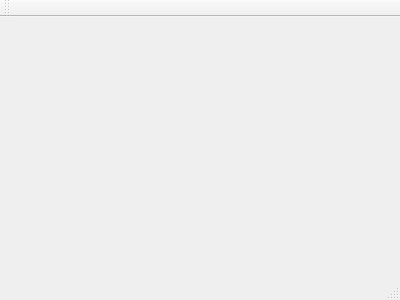
First picture: the form in mainwindow.ui, repository zsmfashi/NSIR-18.10.23, before the edit.
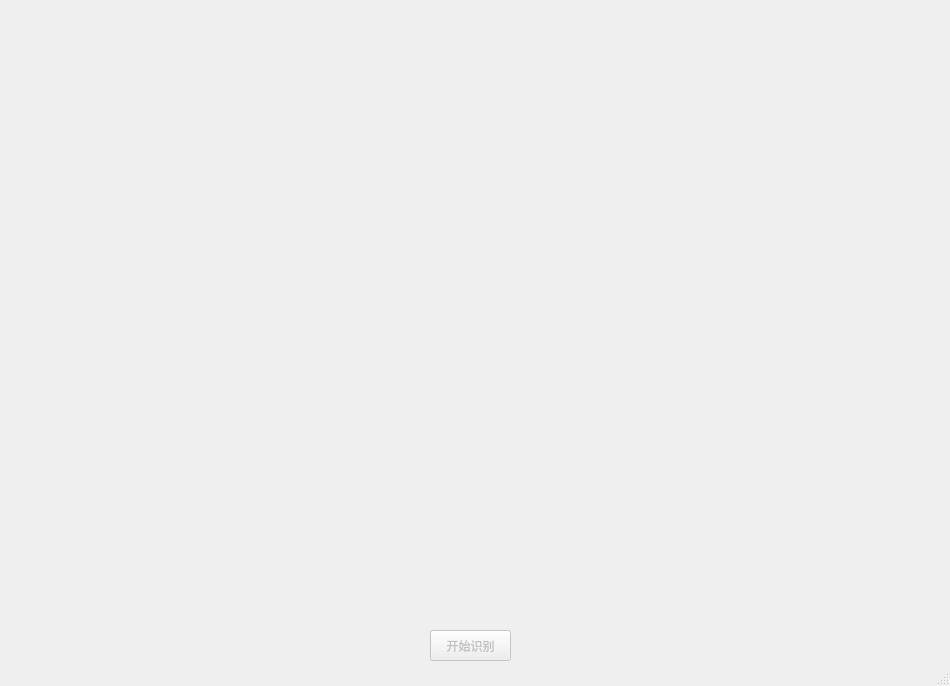
Second picture: the form after the edit.

```diff
--- a/mainwindow.ui
+++ b/mainwindow.ui
@@ -6,31 +6,46 @@
    <rect>
     <x>0</x>
     <y>0</y>
-    <width>400</width>
-    <height>300</height>
+    <width>950</width>
+    <height>686</height>
    </rect>
   </property>
   <property name="windowTitle">
    <string>MainWindow</string>
   </property>
-  <widget class="QWidget" name="centralWidget"/>
-  <widget class="QMenuBar" name="menuBar">
+  <widget class="QWidget" name="centralWidget">
+   <widget class="QPushButton" name="Pic_Button">
    <property name="geometry">
     <rect>
-     <x>0</x>
-     <y>0</y>
-     <width>400</width>
-     <height>26</height>
-    </rect>
-   </property>
-  </widget>
-  <widget class="QToolBar" name="mainToolBar">
-   <attribute name="toolBarArea">
-    <enum>TopToolBarArea</enum>
-   </attribute>
-   <attribute name="toolBarBreak">
+      <x>20</x>
+      <y>20</y>
+      <width>900</width>
+      <height>600</height>
+     </rect>
+    </property>
+    <property name="text">
+     <string/>
+    </property>
+    <property name="flat">
+     <bool>true</bool>
+    </property>
+   </widget>
+   <widget class="QPushButton" name="Start_Button">
+    <property name="enabled">
     <bool>false</bool>
-   </attribute>
+    </property>
+    <property name="geometry">
+     <rect>
+      <x>430</x>
+      <y>630</y>
+      <width>81</width>
+      <height>31</height>
+     </rect>
+    </property>
+    <property name="text">
+     <string>开始识别</string>
+    </property>
+   </widget>
   </widget>
   <widget class="QStatusBar" name="statusBar"/>
  </widget>
```
Left out of the diff: 2 changed lines with no effect on the pictures. Lines whose indentation alone changed are shown as unchanged.
